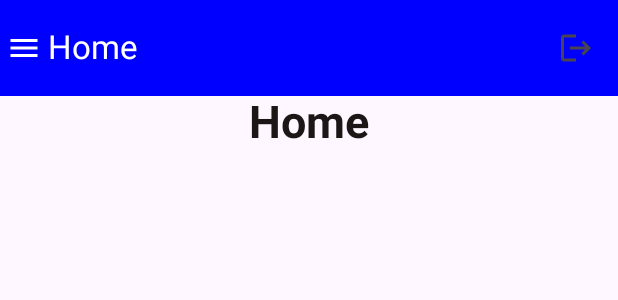
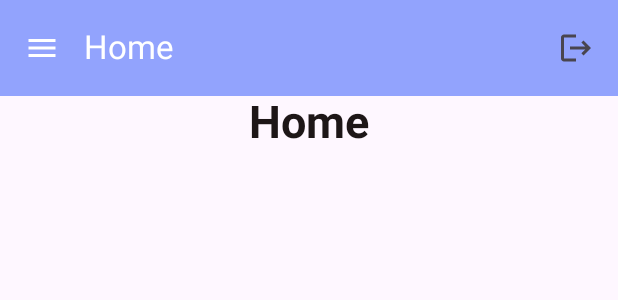
Before and after one commit to nguyenhoangthanhan/JetpackCompose, an Android app built with Jetpack Compose: the @Preview function DefaultPreview, on a phone screen of 412 x 824 dp. Shown: the top 300 px of the screen. Run offline under Robolectric (Android 15) with nearby library versions, the phone set to English and light mode, and no system bars; our stand-ins replace Firebase (no records; nobody signed in at launch, a user with empty details on screens opened directly).

Commit message:
Add check session for user login, add ViewModel for HomeScreen, format code for app

```diff
--- a/LoginFlow/app/src/main/java/com/nguyenhoangthanhan/loginflow/MainActivity.kt
+++ b/LoginFlow/app/src/main/java/com/nguyenhoangthanhan/loginflow/MainActivity.kt
@@ -11,6 +11,7 @@ import androidx.compose.runtime.Composable
 import androidx.compose.ui.Modifier
 import androidx.compose.ui.tooling.preview.Preview
 import com.nguyenhoangthanhan.loginflow.app.PostOfficeApp
+import com.nguyenhoangthanhan.loginflow.data.home.HomeViewModel
 import com.nguyenhoangthanhan.loginflow.ui.theme.LoginFlowTheme
 
 class MainActivity : ComponentActivity() {
--- a/LoginFlow/app/src/main/java/com/nguyenhoangthanhan/loginflow/app/PostOfficeApp.kt
+++ b/LoginFlow/app/src/main/java/com/nguyenhoangthanhan/loginflow/app/PostOfficeApp.kt
@@ -7,6 +7,8 @@ import androidx.compose.material3.Surface
 import androidx.compose.runtime.Composable
 import androidx.compose.ui.Modifier
 import androidx.compose.ui.graphics.Color
+import androidx.lifecycle.viewmodel.compose.viewModel
+import com.nguyenhoangthanhan.loginflow.data.home.HomeViewModel
 import com.nguyenhoangthanhan.loginflow.navigation.PostOfficeAppRouter
 import com.nguyenhoangthanhan.loginflow.navigation.Screen
 import com.nguyenhoangthanhan.loginflow.screens.HomeScreen
@@ -15,27 +17,38 @@ import com.nguyenhoangthanhan.loginflow.screens.SignUpScreen
 import com.nguyenhoangthanhan.loginflow.screens.TermsAndConditionsScreen
 
 @Composable
-fun PostOfficeApp() {
-    Surface (
+fun PostOfficeApp(homeViewModel: HomeViewModel = viewModel()) {
+
+    homeViewModel.checkForActiveSession()
+
+    Surface(
         modifier = Modifier.fillMaxSize(),
         color = Color.White
     ) {
         Log.d("ClickableTextComponent_Tag", "PostOfficeApp")
+
+        if (homeViewModel.isUserLoggedIn.value == true) {
+            PostOfficeAppRouter.navigateTo(Screen.HomeScreen)
+        }
+
         Crossfade(targetState = PostOfficeAppRouter.currentScreen, label = "") { currentState ->
             Log.d("ClickableTextComponent_Tag", "Crossfade.currentState = $currentState")
-            when(currentState.value){
+            when (currentState.value) {
                 is Screen.SignUpScreen -> {
                     Log.d("ClickableTextComponent_Tag", "Screen.SignUpScreen")
                     SignUpScreen()
                 }
+
                 is Screen.TermsAndConditionsScreen -> {
                     Log.d("ClickableTextComponent_Tag", "Screen.TermsAndConditionsScreen")
                     TermsAndConditionsScreen()
                 }
+
                 is Screen.LoginScreen -> {
                     Log.d("ClickableTextComponent_Tag", "Screen.LoginScreen")
                     LoginScreen()
                 }
+
                 is Screen.HomeScreen -> {
                     Log.d("ClickableTextComponent_Tag", "Screen.LoginScreen")
                     HomeScreen()
--- a/LoginFlow/app/src/main/java/com/nguyenhoangthanhan/loginflow/components/AppComponents.kt
+++ b/LoginFlow/app/src/main/java/com/nguyenhoangthanhan/loginflow/components/AppComponents.kt
@@ -8,10 +8,13 @@ import androidx.compose.foundation.clickable
 import androidx.compose.foundation.layout.Box
 import androidx.compose.foundation.layout.PaddingValues
 import androidx.compose.foundation.layout.Row
+import androidx.compose.foundation.layout.Spacer
 import androidx.compose.foundation.layout.fillMaxWidth
 import androidx.compose.foundation.layout.heightIn
 import androidx.compose.foundation.layout.padding
+import androidx.compose.foundation.layout.width
 import androidx.compose.foundation.lazy.LazyColumn
+import androidx.compose.foundation.lazy.items
 import androidx.compose.foundation.shape.RoundedCornerShape
 import androidx.compose.foundation.text.ClickableText
 import androidx.compose.foundation.text.KeyboardActions
@@ -22,7 +25,6 @@ import androidx.compose.material.icons.filled.Menu
 import androidx.compose.material.icons.filled.Visibility
 import androidx.compose.material.icons.filled.VisibilityOff
 import androidx.compose.material3.Button
-import androidx.compose.material3.ButtonColors
 import androidx.compose.material3.ButtonDefaults
 import androidx.compose.material3.Checkbox
 import androidx.compose.material3.Divider
@@ -40,12 +42,13 @@ import androidx.compose.runtime.remember
 import androidx.compose.ui.Alignment
 import androidx.compose.ui.Modifier
 import androidx.compose.ui.draw.clip
+import androidx.compose.ui.geometry.Offset
 import androidx.compose.ui.graphics.Brush
 import androidx.compose.ui.graphics.Color
+import androidx.compose.ui.graphics.Shadow
 import androidx.compose.ui.graphics.painter.Painter
 import androidx.compose.ui.platform.LocalFocusManager
 import androidx.compose.ui.res.colorResource
-import androidx.compose.ui.res.painterResource
 import androidx.compose.ui.res.stringResource
 import androidx.compose.ui.text.SpanStyle
 import androidx.compose.ui.text.TextStyle
@@ -59,6 +62,7 @@ import androidx.compose.ui.text.input.VisualTransformation
 import androidx.compose.ui.text.style.TextAlign
 import androidx.compose.ui.text.style.TextDecoration
 import androidx.compose.ui.text.withStyle
+import androidx.compose.ui.unit.TextUnit
 import androidx.compose.ui.unit.dp
 import androidx.compose.ui.unit.sp
 import com.nguyenhoangthanhan.loginflow.R
@@ -398,10 +402,13 @@ fun UnderLinedTextComponent(value: String) {
 }
 
 @Composable
-fun AppToolbar(toolbarTitle: String, logoutButtonClicked: () -> Unit){
+fun AppToolbar(toolbarTitle: String,
+               logoutButtonClicked: () -> Unit,
+               navigationIconClicked: () -> Unit
+){
 
     TopAppBar(
-        colors = TopAppBarDefaults.smallTopAppBarColors(containerColor = Color.Blue),
+        colors = TopAppBarDefaults.smallTopAppBarColors(containerColor = Primary),
         title = {
             Text(
                 text = toolbarTitle,
@@ -409,11 +416,15 @@ fun AppToolbar(toolbarTitle: String, logoutButtonClicked: () -> Unit){
             )
         },
         navigationIcon = {
-            Icon(
-                imageVector = Icons.Filled.Menu,
-                contentDescription = stringResource(id = R.string.menu),
-                tint = Color.White
-            )
+            IconButton(onClick = {
+                navigationIconClicked.invoke()
+            }, enabled = true) {
+                Icon(
+                    imageVector = Icons.Filled.Menu,
+                    contentDescription = stringResource(id = R.string.menu),
+                    tint = White
+                )
+            }
         },
         actions = {
             IconButton(onClick = {
@@ -429,30 +440,69 @@ fun AppToolbar(toolbarTitle: String, logoutButtonClicked: () -> Unit){
 }
 
 @Composable
-fun NavigationDrawerHeader(){
+fun NavigationDrawerHeader(value: String?){
     Box (
         modifier = Modifier
             .fillMaxWidth()
             .padding(32.dp)
     ){
-        HeadingTextComponent(value = stringResource(id = R.string.navigation_header))
+        NavigationDrawerText(
+            title = value ?: stringResource(id = R.string.navigation_header),
+            textUnit = 28.sp
+        )
     }
 }
 
 @Composable
-fun NavigationDrawerBody(items: List<NavigationItem>){
+fun NavigationDrawerBody(
+    navigationDrawerItems: List<NavigationItem>,
+    onNavigationItemClicked: (NavigationItem) -> Unit
+){
     LazyColumn(modifier = Modifier.fillMaxWidth()){
-        items.forEach {
-
+        items(navigationDrawerItems){
+            NavigationItemRow(item = it, onNavigationItemClicked)
         }
     }
 }
 
 @Composable
-fun NavigationItemRow(){
+fun NavigationItemRow(
+    item: NavigationItem,
+    onNavigationItemClicked: (NavigationItem) -> Unit
+){
     Row (
-        modifier = Modifier.fillMaxWidth().padding(all = 16.dp)
+        modifier = Modifier
+            .fillMaxWidth()
+            .clickable {
+                onNavigationItemClicked.invoke(item)
+            }
+            .padding(all = 16.dp)
     ){
+        Icon(
+            imageVector = item.icon, contentDescription = item.description
+        )
 
+        Spacer(modifier = Modifier.width(18.dp))
+
+        NavigationDrawerText(title = item.title, 18.sp)
     }
 }
+
+@Composable
+fun NavigationDrawerText(title: String, textUnit: TextUnit){
+
+    val shadowOffset = Offset(4f, 6f)
+
+    Text(
+        text = title,
+        style = TextStyle(
+            color = Color.Black,
+            fontSize = textUnit,
+            fontStyle = FontStyle.Normal,
+            shadow = Shadow(
+                color = Primary,
+                offset = shadowOffset, 2f
+            )
+        )
+    )
+}
--- /dev/null
+++ b/LoginFlow/app/src/main/java/com/nguyenhoangthanhan/loginflow/data/home/HomeViewModel.kt
@@ -0,0 +1,79 @@
+package com.nguyenhoangthanhan.loginflow.data.home
+
+import android.util.Log
+import androidx.compose.material.icons.Icons
+import androidx.compose.material.icons.filled.Favorite
+import androidx.compose.material.icons.filled.Home
+import androidx.compose.material.icons.filled.Settings
+import androidx.lifecycle.MutableLiveData
+import androidx.lifecycle.ViewModel
+import com.google.firebase.auth.FirebaseAuth
+import com.nguyenhoangthanhan.loginflow.data.NavigationItem
+import com.nguyenhoangthanhan.loginflow.navigation.PostOfficeAppRouter
+import com.nguyenhoangthanhan.loginflow.navigation.Screen
+
+class HomeViewModel : ViewModel() {
+
+    private val TAG = "HomeViewModel_TAG"
+
+    val navigationItemsList = listOf<NavigationItem>(
+        NavigationItem(
+            title = "Home",
+            icon = Icons.Default.Home,
+            description = "Home Screen",
+            itemId = "homeScreen"
+        ),
+        NavigationItem(
+            title = "Settings",
+            icon = Icons.Default.Settings,
+            description = "Settings Screen",
+            itemId = "settingsScreen"
+        ),
+        NavigationItem(
+            title = "Favourite",
+            icon = Icons.Default.Favorite,
+            description = "Favourite Screen",
+            itemId = "favouritesScreen"
+        ),
+
+        )
+
+    val isUserLoggedIn: MutableLiveData<Boolean> = MutableLiveData()
+
+    fun logout() {
+        val firebaseAuth = FirebaseAuth.getInstance()
+        firebaseAuth.signOut()
+
+        val authStateListener = FirebaseAuth.AuthStateListener {
+            if (it.currentUser == null) {
+                Log.d(TAG, "Inside sign out success")
+                PostOfficeAppRouter.navigateTo(Screen.LoginScreen)
+            } else {
+                Log.d(TAG, "Inside sign out is not complete")
+            }
+        }
+
+        firebaseAuth.addAuthStateListener(authStateListener)
+    }
+
+    fun checkForActiveSession() {
+        if (FirebaseAuth.getInstance().currentUser != null) {
+            Log.d(TAG, "Valid session")
+            isUserLoggedIn.value = true
+        } else {
+            Log.d(TAG, "User is not logged in")
+            isUserLoggedIn.value = false
+        }
+    }
+
+    val emailId: MutableLiveData<String> = MutableLiveData()
+
+    fun getUserData() {
+        FirebaseAuth.getInstance().currentUser?.also {
+            it.email?.also { email ->
+                emailId.value = email
+            }
+        }
+    }
+
+}
--- a/LoginFlow/app/src/main/java/com/nguyenhoangthanhan/loginflow/data/LoginUIEvent.kt
+++ b/LoginFlow/app/src/main/java/com/nguyenhoangthanhan/loginflow/data/login/LoginUIEvent.kt
@@ -1,4 +1,4 @@
-package com.nguyenhoangthanhan.loginflow.data
+package com.nguyenhoangthanhan.loginflow.data.login
 
 sealed class LoginUIEvent {
     data class EmailChanged(val email: String): LoginUIEvent()
--- a/LoginFlow/app/src/main/java/com/nguyenhoangthanhan/loginflow/data/LoginUIState.kt
+++ b/LoginFlow/app/src/main/java/com/nguyenhoangthanhan/loginflow/data/login/LoginUIState.kt
@@ -1,4 +1,4 @@
-package com.nguyenhoangthanhan.loginflow.data
+package com.nguyenhoangthanhan.loginflow.data.login
 
 data class LoginUIState (
     var email: String = "",
--- a/LoginFlow/app/src/main/java/com/nguyenhoangthanhan/loginflow/data/SignUpUIEvent.kt
+++ b/LoginFlow/app/src/main/java/com/nguyenhoangthanhan/loginflow/data/signup/SignUpUIEvent.kt
@@ -1,4 +1,4 @@
-package com.nguyenhoangthanhan.loginflow.data
+package com.nguyenhoangthanhan.loginflow.data.signup
 
 sealed class SignUpUIEvent {
 
--- a/LoginFlow/app/src/main/java/com/nguyenhoangthanhan/loginflow/data/SignUpViewModel.kt
+++ b/LoginFlow/app/src/main/java/com/nguyenhoangthanhan/loginflow/data/signup/SignUpViewModel.kt
@@ -1,10 +1,11 @@
-package com.nguyenhoangthanhan.loginflow.data
+package com.nguyenhoangthanhan.loginflow.data.signup
 
 import android.util.Log
 import androidx.compose.runtime.mutableStateOf
 import androidx.lifecycle.ViewModel
 import com.google.firebase.auth.FirebaseAuth
 import com.google.firebase.auth.FirebaseAuth.AuthStateListener
+import com.nguyenhoangthanhan.loginflow.data.RegistrationUIState
 import com.nguyenhoangthanhan.loginflow.data.rules.Validator
 import com.nguyenhoangthanhan.loginflow.navigation.PostOfficeAppRouter
 import com.nguyenhoangthanhan.loginflow.navigation.Screen
@@ -136,20 +137,4 @@ class SignUpViewModel : ViewModel() {
                 Log.d(TAG, "Exception = ${it.localizedMessage}")
             }
     }
-
-    fun logout(){
-        val firebaseAuth = FirebaseAuth.getInstance()
-        firebaseAuth.signOut()
-
-        val authStateListener = AuthStateListener{
-            if (it.currentUser == null){
-                Log.d(TAG, "Inside sign out success")
-                PostOfficeAppRouter.navigateTo(Screen.LoginScreen)
-            }else{
-                Log.d(TAG, "Inside sign out is not complete")
-            }
-        }
-
-        firebaseAuth.addAuthStateListener(authStateListener)
-    }
 }
--- a/LoginFlow/app/src/main/java/com/nguyenhoangthanhan/loginflow/navigation/PostOfficeAppRouter.kt
+++ b/LoginFlow/app/src/main/java/com/nguyenhoangthanhan/loginflow/navigation/PostOfficeAppRouter.kt
@@ -15,7 +15,7 @@ sealed class Screen {
 
 object PostOfficeAppRouter {
 
-    var currentScreen: MutableState<Screen> = mutableStateOf(Screen.HomeScreen)
+    var currentScreen: MutableState<Screen> = mutableStateOf(Screen.SignUpScreen)
 
     fun navigateTo(destination : Screen){
         Log.d("ClickableTextComponent_Tag", "navigateTo.destination = $destination")
--- a/LoginFlow/app/src/main/java/com/nguyenhoangthanhan/loginflow/screens/HomeScreen.kt
+++ b/LoginFlow/app/src/main/java/com/nguyenhoangthanhan/loginflow/screens/HomeScreen.kt
@@ -1,13 +1,23 @@
 package com.nguyenhoangthanhan.loginflow.screens
 
+import android.util.Log
 import androidx.compose.foundation.background
 import androidx.compose.foundation.layout.Column
 import androidx.compose.foundation.layout.fillMaxSize
 import androidx.compose.foundation.layout.padding
+import androidx.compose.material3.DrawerValue
 import androidx.compose.material3.ExperimentalMaterial3Api
+import androidx.compose.material3.ModalDrawerSheet
+import androidx.compose.material3.ModalNavigationDrawer
 import androidx.compose.material3.Scaffold
+import androidx.compose.material3.Shapes
+import androidx.compose.material3.SnackbarHost
+import androidx.compose.material3.SnackbarHostState
 import androidx.compose.material3.Surface
+import androidx.compose.material3.rememberDrawerState
 import androidx.compose.runtime.Composable
+import androidx.compose.runtime.remember
+import androidx.compose.runtime.rememberCoroutineScope
 import androidx.compose.ui.Modifier
 import androidx.compose.ui.graphics.Color
 import androidx.compose.ui.res.stringResource
@@ -16,24 +26,60 @@ import androidx.compose.ui.unit.dp
 import androidx.lifecycle.viewmodel.compose.viewModel
 import com.nguyenhoangthanhan.loginflow.R
 import com.nguyenhoangthanhan.loginflow.components.AppToolbar
-import com.nguyenhoangthanhan.loginflow.components.ButtonComponent
 import com.nguyenhoangthanhan.loginflow.components.HeadingTextComponent
-import com.nguyenhoangthanhan.loginflow.data.SignUpViewModel
+import com.nguyenhoangthanhan.loginflow.components.NavigationDrawerBody
+import com.nguyenhoangthanhan.loginflow.components.NavigationDrawerHeader
+import com.nguyenhoangthanhan.loginflow.data.home.HomeViewModel
+import com.nguyenhoangthanhan.loginflow.ui.theme.Primary
+import kotlinx.coroutines.launch
 
 @OptIn(ExperimentalMaterial3Api::class)
 @Composable
-fun HomeScreen(signUpViewModel: SignUpViewModel = viewModel()) {
+fun HomeScreen(homeViewModel: HomeViewModel = viewModel()) {
 
-    Scaffold (
+    val TAG = "HomeScreen_TAG"
+
+    val mDrawerState = rememberDrawerState(initialValue = DrawerValue.Closed)
+    val scope = rememberCoroutineScope()
+
+    homeViewModel.getUserData()
+
+    ModalNavigationDrawer(
+        drawerState = mDrawerState,
+        drawerContent = {
+            ModalDrawerSheet(
+                drawerTonalElevation = 12.dp,
+                drawerContainerColor = Primary,
+                drawerContentColor = Color.Black,
+                content = {
+                    NavigationDrawerHeader(homeViewModel.emailId.value)
+                    NavigationDrawerBody(
+                        navigationDrawerItems = homeViewModel.navigationItemsList,
+                        onNavigationItemClicked = {
+                            Log.d(TAG, "inside_NavigationItemClicked")
+                            Log.d(TAG, "${it.itemId} ${it.title}")
+                        }
+                    )
+                }
+            )
+        },
+        content = {
+
+            Scaffold(
                 topBar = {
                     AppToolbar(
                         toolbarTitle = stringResource(id = R.string.home),
                         logoutButtonClicked = {
-                    signUpViewModel.logout()
+                            homeViewModel.logout()
+                        },
+                        navigationIconClicked = {
+                            scope.launch {
+                                mDrawerState.open()
+                            }
                         }
                     )
                 }
-    ){paddingValues ->
+            ) { paddingValues ->
                 Surface(
                     modifier = Modifier
                         .fillMaxSize()
@@ -49,6 +95,9 @@ fun HomeScreen(signUpViewModel: SignUpViewModel = viewModel()) {
                 }
             }
         }
+    )
+
+}
 
 @Preview
 @Composable
--- a/LoginFlow/app/src/main/java/com/nguyenhoangthanhan/loginflow/screens/LoginScreen.kt
+++ b/LoginFlow/app/src/main/java/com/nguyenhoangthanhan/loginflow/screens/LoginScreen.kt
@@ -18,7 +18,7 @@ import androidx.compose.ui.res.stringResource
 import androidx.compose.ui.tooling.preview.Preview
 import androidx.compose.ui.unit.dp
 import androidx.lifecycle.viewmodel.compose.viewModel
-import com.nguyenhoangthanhan.loginflow.LoginViewModel
+import com.nguyenhoangthanhan.loginflow.data.login.LoginViewModel
 import com.nguyenhoangthanhan.loginflow.R
 import com.nguyenhoangthanhan.loginflow.components.ButtonComponent
 import com.nguyenhoangthanhan.loginflow.components.ClickableLoginTextComponent
@@ -28,7 +28,7 @@ import com.nguyenhoangthanhan.loginflow.components.MyPasswordTextFieldComponent
 import com.nguyenhoangthanhan.loginflow.components.MyTextFieldComponent
 import com.nguyenhoangthanhan.loginflow.components.NormalTextComponent
 import com.nguyenhoangthanhan.loginflow.components.UnderLinedTextComponent
-import com.nguyenhoangthanhan.loginflow.data.LoginUIEvent
+import com.nguyenhoangthanhan.loginflow.data.login.LoginUIEvent
 import com.nguyenhoangthanhan.loginflow.navigation.PostOfficeAppRouter
 import com.nguyenhoangthanhan.loginflow.navigation.Screen
 import com.nguyenhoangthanhan.loginflow.navigation.SystemBackButtonHandler
--- a/LoginFlow/app/src/main/java/com/nguyenhoangthanhan/loginflow/screens/SignUpScreen.kt
+++ b/LoginFlow/app/src/main/java/com/nguyenhoangthanhan/loginflow/screens/SignUpScreen.kt
@@ -26,11 +26,11 @@ import com.nguyenhoangthanhan.loginflow.components.HeadingTextComponent
 import com.nguyenhoangthanhan.loginflow.components.MyPasswordTextFieldComponent
 import com.nguyenhoangthanhan.loginflow.components.MyTextFieldComponent
 import com.nguyenhoangthanhan.loginflow.components.NormalTextComponent
-import com.nguyenhoangthanhan.loginflow.data.SignUpViewModel
+import com.nguyenhoangthanhan.loginflow.data.signup.SignUpViewModel
 import com.nguyenhoangthanhan.loginflow.navigation.PostOfficeAppRouter
 import com.nguyenhoangthanhan.loginflow.navigation.Screen
 import androidx.lifecycle.viewmodel.compose.viewModel
-import com.nguyenhoangthanhan.loginflow.data.SignUpUIEvent
+import com.nguyenhoangthanhan.loginflow.data.signup.SignUpUIEvent
 
 @Composable
 fun SignUpScreen(signUpViewModel: SignUpViewModel = viewModel()) {
```
Also changed, not shown: LoginFlow/app/src/main/java/com/nguyenhoangthanhan/loginflow/data/login/LoginViewModel.kt (renamed from LoginFlow/app/src/main/java/com/nguyenhoangthanhan/loginflow/LoginViewModel.kt, +3 -4 lines). Lines whose indentation alone changed are shown as unchanged.
